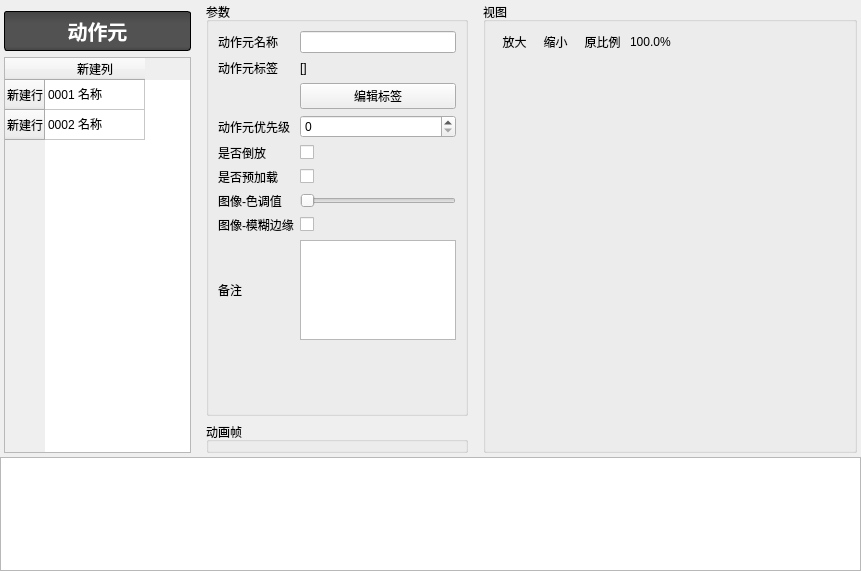
This is DrillGIFActionSequenceEditor/Source/ActionSeqModule/actionPart/p_ActionPart.ui in DrillUp/DrillGIFActionSequenceEditor as Qt 5 draws it before an edit. The edited form follows.
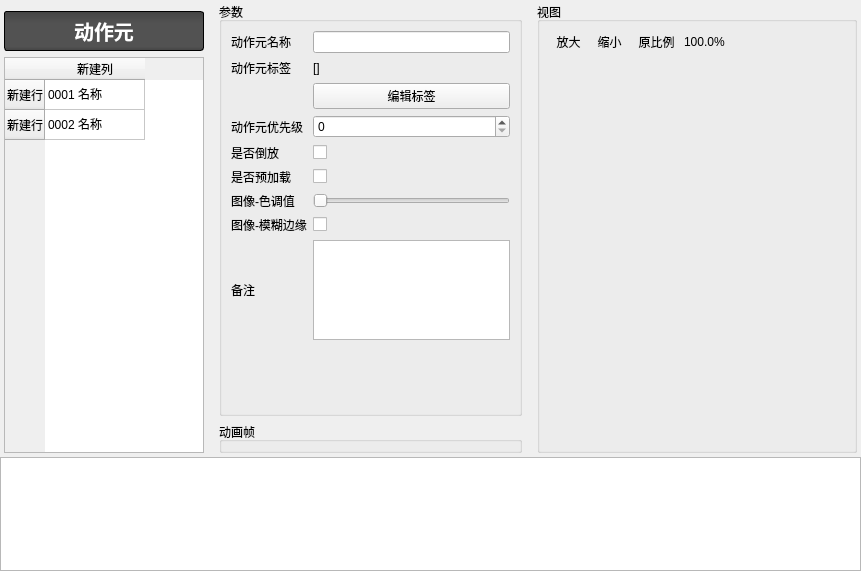
This is the edited form. Icons and pictures are not drawn.

What changed in the file:
```diff
--- a/DrillGIFActionSequenceEditor/Source/ActionSeqModule/actionPart/p_ActionPart.ui
+++ b/DrillGIFActionSequenceEditor/Source/ActionSeqModule/actionPart/p_ActionPart.ui
@@ -49,7 +49,7 @@
       </property>
       <item>
        <widget class="QWidget" name="widget_2" native="true">
-        <layout class="QHBoxLayout" name="horizontalLayout_2" stretch="2,3,4">
+        <layout class="QHBoxLayout" name="horizontalLayout_2" stretch="0,1,1">
          <property name="leftMargin">
           <number>0</number>
          </property>
@@ -64,6 +64,18 @@
          </property>
          <item>
           <widget class="QWidget" name="widget_4" native="true">
+           <property name="minimumSize">
+            <size>
+             <width>200</width>
+             <height>0</height>
+            </size>
+           </property>
+           <property name="maximumSize">
+            <size>
+             <width>200</width>
+             <height>16777215</height>
+            </size>
+           </property>
            <layout class="QVBoxLayout" name="verticalLayout_4">
             <property name="leftMargin">
              <number>0</number>
@@ -159,7 +171,7 @@
               <property name="title">
                <string>参数</string>
               </property>
-              <layout class="QGridLayout" name="gridLayout" columnstretch="1,0">
+              <layout class="QGridLayout" name="gridLayout" columnstretch="1,3">
                <item row="6" column="1">
                 <widget class="QSlider" name="horizontalSlider_tint">
                  <property name="maximum">
```
